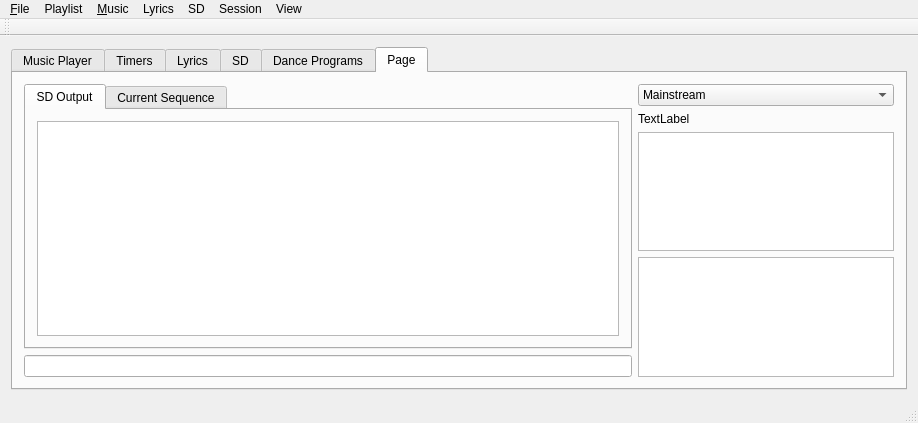
Qt form SquareDesk-DEV/test123/mainwindow.ui (mpogue2/SquareDesk) before a commit.
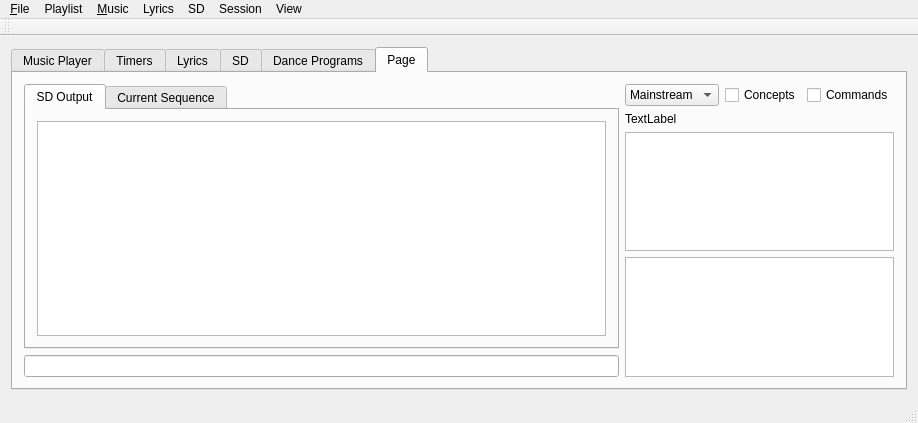
The same form after that commit. Icons and pictures are not drawn. Custom widgets are drawn as their Qt base class.

Commit message: SD integration: dancer colors, filtering for concepts and levels

The edit to the form file:
```diff
--- a/SquareDesk-DEV/test123/mainwindow.ui
+++ b/SquareDesk-DEV/test123/mainwindow.ui
@@ -1613,6 +1613,8 @@
         <item>
          <layout class="QVBoxLayout" name="verticalLayoutSDStatus">
           <item>
+           <layout class="QHBoxLayout" name="horizontalLayout_6">
+            <item>
            <widget class="QComboBox" name="comboBoxSDCallingLevel">
             <item>
              <property name="text">
@@ -1670,6 +1672,22 @@
              </property>
             </item>
            </widget>
+            </item>
+            <item>
+             <widget class="QCheckBox" name="checkBoxSDConceptsShown">
+              <property name="text">
+               <string>Concepts</string>
+              </property>
+             </widget>
+            </item>
+            <item>
+             <widget class="QCheckBox" name="checkBoxSDCommandsShown">
+              <property name="text">
+               <string>Commands</string>
+              </property>
+             </widget>
+            </item>
+           </layout>
           </item>
           <item>
            <widget class="QLabel" name="labelSDStatusBar">
```
Lines whose indentation alone changed are shown as unchanged. The commit also changes 4 other files.
